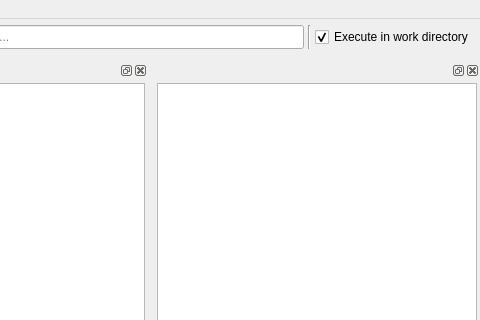
Before: the Qt Designer form spine_items/tool/ui/tool_specification_form.ui in spine-tools/spine-items, drawn with Qt 5; both pictures show x 511 to 991 and y 0 to 320 of the 991 by 829 pixel window.
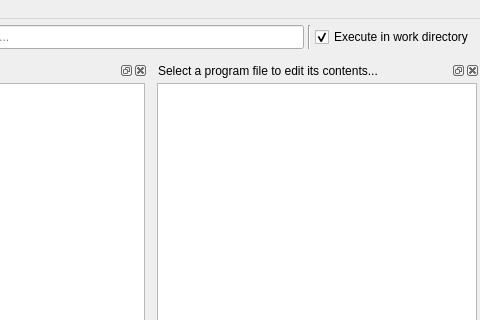
After: the same form once the commit is applied. Icons and pictures are not drawn. Custom widgets are drawn as their Qt base class.

Commit message:
Minor visual improvements in tool spec editor
re Spine-project/Spine-Toolbox#1297

The edit to the form file:
```diff
--- a/spine_items/tool/ui/tool_specification_form.ui
+++ b/spine_items/tool/ui/tool_specification_form.ui
@@ -308,7 +308,7 @@
     <set>Qt::BottomDockWidgetArea</set>
    </property>
    <property name="windowTitle">
-    <string>&lt;no file selected&gt;</string>
+    <string>Select a program file to edit its contents...</string>
    </property>
    <attribute name="dockWidgetArea">
     <number>8</number>
```
Left out of the diff: 2 changed lines with no effect on the pictures. The commit also changes 2 other files.
